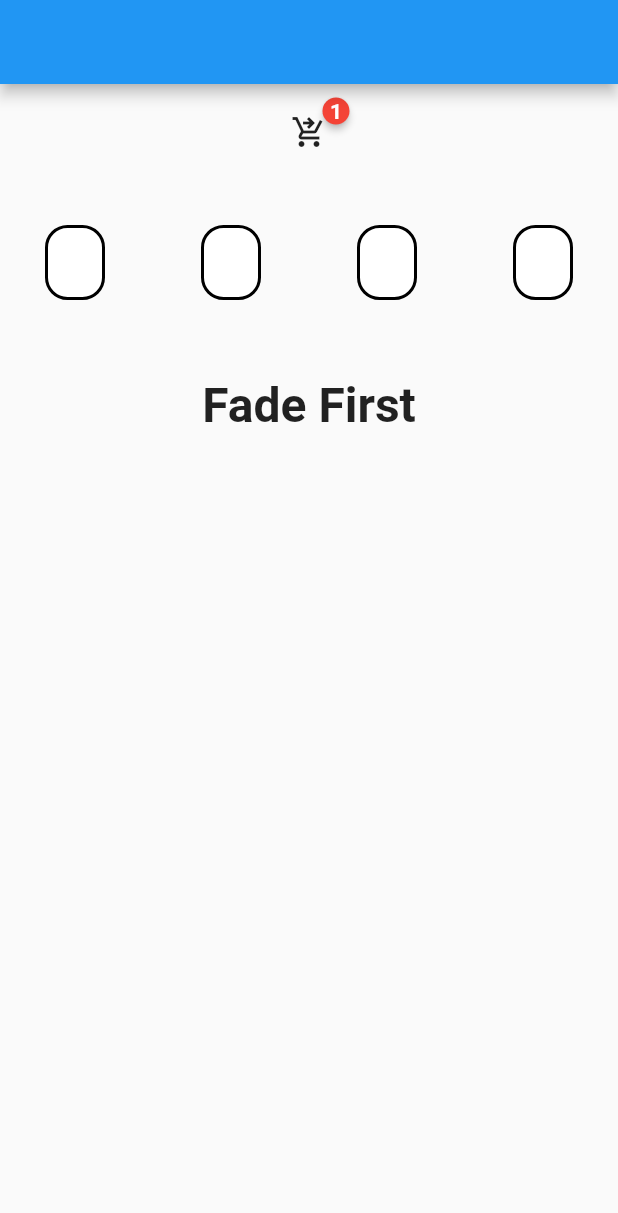
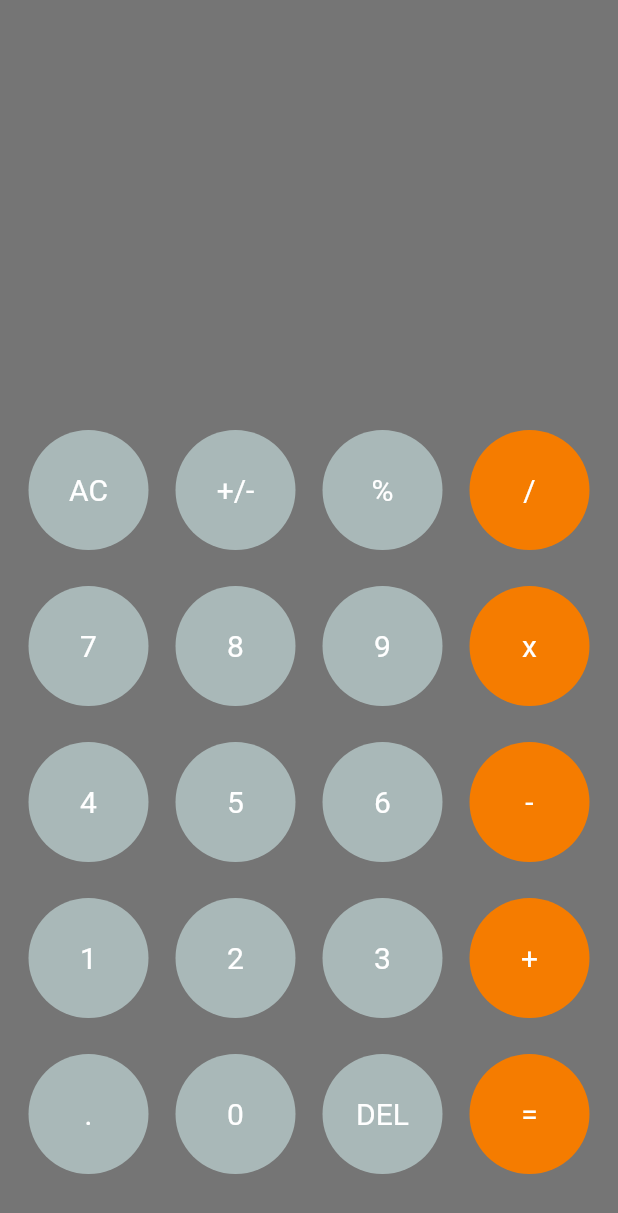
Before and after one commit to Mularbo/flutter_learning_2, a Flutter app: the screen it shows after launch, on a phone screen of 412 x 824 dp. Shown: the top 1213 px of the screen. Run offline on Flutter 3.47's test engine with Material 2 defaults, Android fonts, the phone set to English and light mode, and no system bars; drawn by our look-alikes of animated_text_kit, badges, pin_code_fields; our stand-ins replace math_expressions.

Commit message:
chap 8 completed constructors and calculator .

```diff
--- /dev/null
+++ b/lib/components/my_button.dart
@@ -0,0 +1,37 @@
+import 'package:flutter/material.dart';
+
+class MyButton extends StatelessWidget {
+  final String title;
+  final Color bColor;
+  final VoidCallback onPress;
+  MyButton(
+      {super.key,
+      required this.title,
+      this.bColor = const Color(0xffa9b8b8),
+      required this.onPress});
+
+  @override
+  Widget build(BuildContext context) {
+    return Expanded(
+      child: Padding(
+        padding: EdgeInsets.symmetric(vertical: 12),
+        child: InkWell(
+          onTap: onPress,
+          child: Container(
+            height: 80,
+            decoration: BoxDecoration(
+              shape: BoxShape.circle,
+              color: bColor,
+            ),
+            child: Center(
+                child: Text(
+              title,
+              style: TextStyle(color: Colors.white, fontSize: 20),
+            )),
+          ),
+        ),
+      ),
+    );
+    ;
+  }
+}
--- a/lib/home.dart
+++ b/lib/home.dart
@@ -1,94 +1,243 @@
 import 'package:flutter/material.dart';
-import 'package:badges/badges.dart';
-import 'package:animated_text_kit/animated_text_kit.dart';
-import 'package:pin_code_fields/pin_code_fields.dart';
+import 'package:tb_course/components/my_button.dart';
+import 'package:math_expressions/math_expressions.dart';
 
-class HomeView extends StatefulWidget {
-  const HomeView({super.key});
+class HomeScreen extends StatefulWidget {
+  const HomeScreen({super.key});
 
   @override
-  State<HomeView> createState() => _HomeViewState();
+  State<HomeScreen> createState() => _HomeScreenState();
 }
 
-class _HomeViewState extends State<HomeView> {
+class _HomeScreenState extends State<HomeScreen> {
+  var userInput = "";
+  var answer = "";
   @override
   Widget build(BuildContext context) {
     return Scaffold(
-      appBar: AppBar(),
+      backgroundColor: Colors.black54,
       body: SafeArea(
-        child: SingleChildScrollView(
-          child: Center(
+          child: Padding(
+        padding: EdgeInsets.symmetric(horizontal: 10),
+        child: Column(
+          children: [
+            Expanded(
+              child: Padding(
+                padding: const EdgeInsets.symmetric(vertical: 20),
                 child: Column(
                   mainAxisAlignment: MainAxisAlignment.center,
-              crossAxisAlignment: CrossAxisAlignment.center,
+                  crossAxisAlignment: CrossAxisAlignment.end,
                   children: [
-                SizedBox(
-                  height: 20,
-                ),
-                Center(
-                  child: Badge(
-                    child: Icon(Icons.shopping_cart_checkout),
-                    badgeContent: const Text(
-                      "1",
-                      style: TextStyle(
-                          color: Colors.white, fontWeight: FontWeight.bold),
-                    ),
-                    animationDuration: Duration(seconds: 1),
-                    animationType: BadgeAnimationType.fade,
-                    shape: BadgeShape.circle,
-                    position: BadgePosition.topEnd(end: -15, top: -15),
+                    Align(
+                      alignment: Alignment.bottomRight,
+                      child: Text(
+                        userInput.toString(),
+                        style: TextStyle(fontSize: 30, color: Colors.white),
                       ),
                     ),
                     SizedBox(
-                  height: 50,
+                      height: 10,
                     ),
-                Padding(
-                  padding: EdgeInsets.symmetric(horizontal: 30),
-                  child: PinCodeTextField(
-                    appContext: context,
-                    length: 4,
-                    onChanged: (value) {},
-                    cursorColor: Colors.black,
-                    keyboardType: TextInputType.number,
-                    autoDismissKeyboard: true,
-                    enableActiveFill: true,
-                    keyboardAppearance: Brightness.light,
-                    pinTheme: PinTheme(
-                        inactiveFillColor: Colors.white,
-                        activeFillColor: Colors.grey.shade200,
-                        inactiveColor: Colors.black,
-                        shape: PinCodeFieldShape.box,
-                        borderRadius: BorderRadius.circular(15)),
+                    Align(
+                      alignment: Alignment.bottomLeft,
+                      child: Text(
+                        answer.toString(),
+                        style: TextStyle(fontSize: 30, color: Colors.white),
                       ),
-                ),
-                const SizedBox(
-                  height: 35,
-                ),
-                Row(
-                  mainAxisAlignment: MainAxisAlignment.center,
-                  //mainAxisSize: MainAxisSize.min,
-                  children: [
-                    AnimatedTextKit(
-                      animatedTexts: [
-                        FadeAnimatedText(
-                          'Fade First',
-                          textStyle: TextStyle(
-                              fontSize: 32.0, fontWeight: FontWeight.bold),
-                        ),
-                        ScaleAnimatedText(
-                          'Then Scale',
-                          textStyle: TextStyle(
-                              fontSize: 70.0, fontFamily: 'Canterbury'),
                     ),
                   ],
                 ),
+              ),
+            ),
+            Expanded(
+              flex: 2,
+              child: SingleChildScrollView(
+                child: Column(
+                  children: [
+                    Row(
+                      children: [
+                        MyButton(
+                          title: "AC",
+                          onPress: (() {
+                            userInput = "";
+                            answer = "";
+                            setState(() {});
+                          }),
+                        ),
+                        MyButton(
+                          title: "+/-",
+                          onPress: (() {
+                            userInput += "+/-";
+                            setState(() {});
+                          }),
+                        ),
+                        MyButton(
+                          title: "%",
+                          onPress: (() {
+                            userInput += "%";
+                            setState(() {});
+                          }),
+                        ),
+                        MyButton(
+                          title: "/",
+                          bColor: Colors.orange.shade700,
+                          onPress: (() {
+                            userInput += "/";
+                            setState(() {});
+                          }),
+                        )
+                      ],
+                    ),
+                    Row(
+                      children: [
+                        MyButton(
+                          title: "7",
+                          onPress: (() {
+                            userInput += "7";
+                            setState(() {});
+                          }),
+                        ),
+                        MyButton(
+                          title: "8",
+                          onPress: (() {
+                            userInput += "8";
+                            setState(() {});
+                          }),
+                        ),
+                        MyButton(
+                          title: "9",
+                          onPress: (() {
+                            userInput += "9";
+                            setState(() {});
+                          }),
+                        ),
+                        MyButton(
+                          title: "x",
+                          bColor: Colors.orange.shade700,
+                          onPress: (() {
+                            userInput += "x";
+                            setState(() {});
+                          }),
+                        )
+                      ],
+                    ),
+                    Row(
+                      children: [
+                        MyButton(
+                          title: "4",
+                          onPress: (() {
+                            userInput += "4";
+                            setState(() {});
+                          }),
+                        ),
+                        MyButton(
+                          title: "5",
+                          onPress: (() {
+                            userInput += "5";
+                            setState(() {});
+                          }),
+                        ),
+                        MyButton(
+                          title: "6",
+                          onPress: (() {
+                            userInput += "6";
+                            setState(() {});
+                          }),
+                        ),
+                        MyButton(
+                          title: "-",
+                          bColor: Colors.orange.shade700,
+                          onPress: (() {
+                            userInput += "-";
+                            setState(() {});
+                          }),
+                        )
+                      ],
+                    ),
+                    Row(
+                      children: [
+                        MyButton(
+                          title: "1",
+                          onPress: (() {
+                            userInput += "1";
+                            setState(() {});
+                          }),
+                        ),
+                        MyButton(
+                          title: "2",
+                          onPress: (() {
+                            userInput += "2";
+                            setState(() {});
+                          }),
+                        ),
+                        MyButton(
+                          title: "3",
+                          onPress: (() {
+                            userInput += "3";
+                            setState(() {});
+                          }),
+                        ),
+                        MyButton(
+                          title: "+",
+                          bColor: Colors.orange.shade700,
+                          onPress: (() {
+                            userInput += "+";
+                            setState(() {});
+                          }),
+                        )
+                      ],
+                    ),
+                    Row(
+                      children: [
+                        MyButton(
+                          title: ".",
+                          onPress: (() {
+                            userInput += ".";
+                            setState(() {});
+                          }),
+                        ),
+                        MyButton(
+                          title: "0",
+                          onPress: (() {
+                            userInput += "0";
+                            setState(() {});
+                          }),
+                        ),
+                        MyButton(
+                          title: "DEL",
+                          onPress: (() {
+                            userInput =
+                                userInput.substring(0, userInput.length - 1);
+                            setState(() {});
+                          }),
+                        ),
+                        MyButton(
+                          title: "=",
+                          bColor: Colors.orange.shade700,
+                          onPress: (() {
+                            equalPress();
+                            setState(() {});
+                          }),
+                        )
                       ],
                     )
                   ],
                 ),
               ),
             ),
+          ],
         ),
+      )),
     );
   }
+
+  void equalPress() {
+    String finalUserInput = userInput.replaceAll("x", "*");
+    Parser p = Parser();
+    Expression expression = p.parse(finalUserInput);
+    ContextModel contextModel = ContextModel();
+
+    double eval = expression.evaluate(EvaluationType.REAL, contextModel);
+    answer = eval.toString();
   }
+}
--- a/lib/main.dart
+++ b/lib/main.dart
@@ -11,7 +11,7 @@ class MyApp extends StatelessWidget {
   @override
   Widget build(BuildContext context) {
     return MaterialApp(
-      home: HomeView(),
+      home: HomeScreen(),
     );
   }
 }
--- a/pubspec.yaml
+++ b/pubspec.yaml
@@ -30,7 +30,7 @@ dependencies:
   flutter:
     sdk: flutter
 
-
+  math_expressions: ^2.3.1
   pin_code_fields: ^7.4.0
   animated_text_kit: ^4.2.2
   # The following adds the Cupertino Icons font to your application.
```
Also changed, not shown: pubspec.lock. Lines whose indentation alone changed are shown as unchanged.
